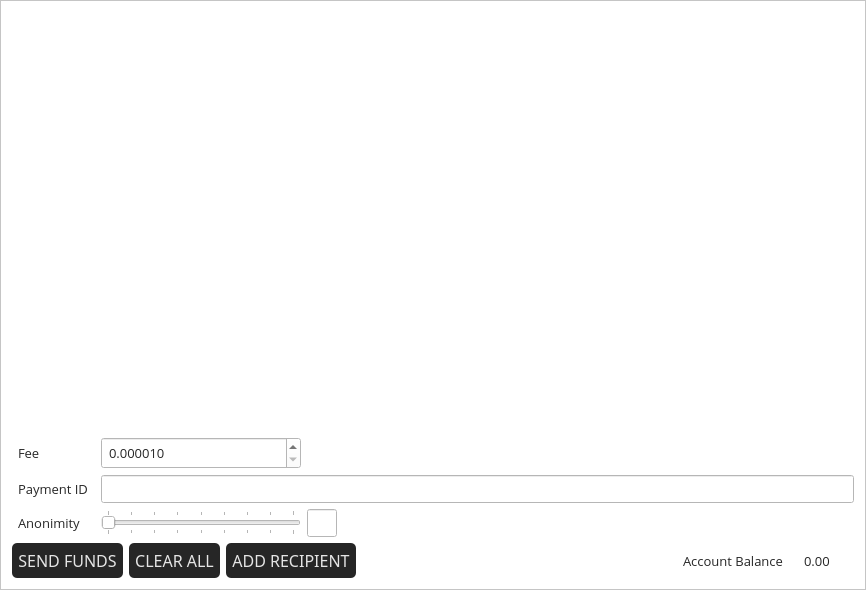
Before: the Qt Designer form src/gui/ui/sendframe.ui in ConcealNetwork/conceal-desktop, drawn with Qt 5.
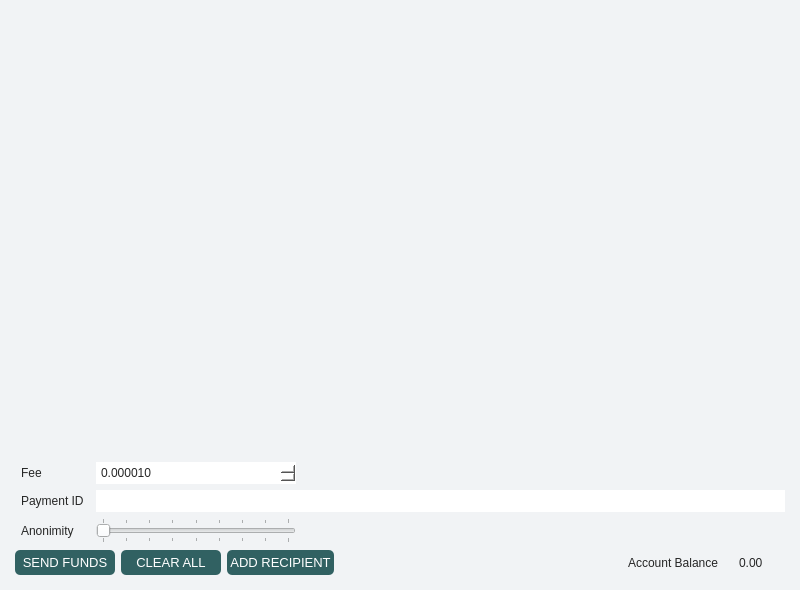
After: the same form once the commit is applied.

Patch:
```diff
--- a/src/gui/ui/sendframe.ui
+++ b/src/gui/ui/sendframe.ui
@@ -6,15 +6,21 @@
    <rect>
     <x>0</x>
     <y>0</y>
-    <width>866</width>
+    <width>800</width>
     <height>590</height>
    </rect>
   </property>
+  <property name="font">
+   <font>
+    <family>Arial</family>
+    <pointsize>10</pointsize>
+   </font>
+  </property>
   <property name="windowTitle">
    <string>Frame</string>
   </property>
   <property name="styleSheet">
-   <string notr="true">background-color: #fff; color: #262626;</string>
+   <string notr="true">border: 0px; background-color: #F1F3F5; color: #262626;</string>
   </property>
   <property name="frameShape">
    <enum>QFrame::StyledPanel</enum>
@@ -23,6 +29,18 @@
    <enum>QFrame::Raised</enum>
   </property>
   <layout class="QVBoxLayout" name="m_send_frame_main_layout">
+   <property name="leftMargin">
+    <number>15</number>
+   </property>
+   <property name="topMargin">
+    <number>15</number>
+   </property>
+   <property name="rightMargin">
+    <number>15</number>
+   </property>
+   <property name="bottomMargin">
+    <number>15</number>
+   </property>
    <item>
     <widget class="QScrollArea" name="m_transfersScrollarea">
      <property name="frameShape">
@@ -36,8 +54,8 @@
        <rect>
         <x>0</x>
         <y>0</y>
-        <width>846</width>
-        <height>411</height>
+        <width>770</width>
+        <height>425</height>
        </rect>
       </property>
       <layout class="QVBoxLayout" name="m_send_frame_layout">
@@ -79,8 +97,8 @@
       <widget class="QLabel" name="label_2">
        <property name="font">
         <font>
-         <family>Open Sans</family>
-         <pointsize>10</pointsize>
+         <family>Arial</family>
+         <pointsize>9</pointsize>
         </font>
        </property>
        <property name="styleSheet">
@@ -95,12 +113,12 @@
       <widget class="QLineEdit" name="m_paymentIdEdit">
        <property name="font">
         <font>
-         <family>Open Sans</family>
-         <pointsize>10</pointsize>
+         <family>Arial</family>
+         <pointsize>9</pointsize>
         </font>
        </property>
        <property name="styleSheet">
-        <string notr="true">padding: 3px;</string>
+        <string notr="true">padding: 3px; background-color: white;</string>
        </property>
       </widget>
      </item>
@@ -108,8 +126,8 @@
       <widget class="QLabel" name="label_6">
        <property name="font">
         <font>
-         <family>Open Sans</family>
-         <pointsize>10</pointsize>
+         <family>Arial</family>
+         <pointsize>9</pointsize>
         </font>
        </property>
        <property name="styleSheet">
@@ -144,6 +162,12 @@
          <height>16777215</height>
         </size>
        </property>
+       <property name="font">
+        <font>
+         <family>Arial</family>
+         <pointsize>9</pointsize>
+        </font>
+       </property>
        <property name="minimum">
         <number>2</number>
        </property>
@@ -205,8 +229,8 @@
       <widget class="QLabel" name="label">
        <property name="font">
         <font>
-         <family>Open Sans</family>
-         <pointsize>10</pointsize>
+         <family>Arial</family>
+         <pointsize>9</pointsize>
         </font>
        </property>
        <property name="styleSheet">
@@ -221,12 +245,12 @@
       <widget class="QDoubleSpinBox" name="m_feeSpin">
        <property name="font">
         <font>
-         <family>Open Sans</family>
-         <pointsize>10</pointsize>
+         <family>Arial</family>
+         <pointsize>9</pointsize>
         </font>
        </property>
        <property name="styleSheet">
-        <string notr="true">padding: 3px;</string>
+        <string notr="true">padding: 3px; background-color: white;</string>
        </property>
        <property name="decimals">
         <number>6</number>
@@ -251,16 +275,28 @@
     <layout class="QHBoxLayout" name="horizontalLayout">
      <item>
       <widget class="QPushButton" name="m_sendButton">
+       <property name="minimumSize">
+        <size>
+         <width>100</width>
+         <height>25</height>
+        </size>
+       </property>
+       <property name="maximumSize">
+        <size>
+         <width>16777215</width>
+         <height>25</height>
+        </size>
+       </property>
        <property name="font">
         <font>
-         <family>Oswald</family>
-         <pointsize>12</pointsize>
+         <family>Arial</family>
+         <pointsize>10</pointsize>
          <weight>50</weight>
          <bold>false</bold>
         </font>
        </property>
        <property name="styleSheet">
-        <string notr="true">background-color: #262626; color: #e5e5e5; border-radius: 5px; padding: 6px;</string>
+        <string notr="true">background-color: #316162; color: #fff; border-radius: 5px; padding:3px;</string>
        </property>
        <property name="text">
         <string>SEND FUNDS</string>
@@ -269,16 +305,28 @@
      </item>
      <item>
       <widget class="QPushButton" name="m_clearAllButton">
+       <property name="minimumSize">
+        <size>
+         <width>100</width>
+         <height>25</height>
+        </size>
+       </property>
+       <property name="maximumSize">
+        <size>
+         <width>16777215</width>
+         <height>25</height>
+        </size>
+       </property>
        <property name="font">
         <font>
-         <family>Oswald</family>
-         <pointsize>12</pointsize>
+         <family>Arial</family>
+         <pointsize>10</pointsize>
          <weight>50</weight>
          <bold>false</bold>
         </font>
        </property>
        <property name="styleSheet">
-        <string notr="true">background-color: #262626; color: #e5e5e5; border-radius: 5px; padding: 6px;</string>
+        <string notr="true">background-color: #316162; color: #fff; border-radius: 5px; padding:3px;</string>
        </property>
        <property name="text">
         <string>CLEAR ALL</string>
@@ -287,16 +335,28 @@
      </item>
      <item>
       <widget class="QPushButton" name="m_addRecipientButton">
+       <property name="minimumSize">
+        <size>
+         <width>100</width>
+         <height>25</height>
+        </size>
+       </property>
+       <property name="maximumSize">
+        <size>
+         <width>16777215</width>
+         <height>25</height>
+        </size>
+       </property>
        <property name="font">
         <font>
-         <family>Oswald</family>
-         <pointsize>12</pointsize>
+         <family>Arial</family>
+         <pointsize>10</pointsize>
          <weight>50</weight>
          <bold>false</bold>
         </font>
        </property>
        <property name="styleSheet">
-        <string notr="true">background-color: #262626; color: #e5e5e5; border-radius: 5px; padding: 6px;</string>
+        <string notr="true">background-color: #316162; color: #fff; border-radius: 5px; padding:3px;</string>
        </property>
        <property name="text">
         <string>ADD RECIPIENT</string>
@@ -320,8 +380,8 @@
       <widget class="QLabel" name="label_4">
        <property name="font">
         <font>
-         <family>Open Sans</family>
-         <pointsize>10</pointsize>
+         <family>Arial</family>
+         <pointsize>9</pointsize>
         </font>
        </property>
        <property name="styleSheet">
@@ -336,8 +396,8 @@
       <widget class="QLabel" name="m_balanceLabel">
        <property name="font">
         <font>
-         <family>Open Sans</family>
-         <pointsize>10</pointsize>
+         <family>Arial</family>
+         <pointsize>9</pointsize>
         </font>
        </property>
        <property name="styleSheet">
```
